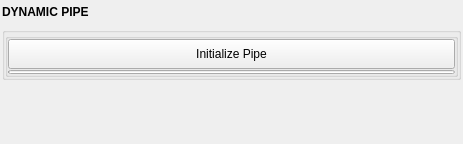
Above: mayatk/edit_utils/dynamic_pipe.ui from m3trik/mayatk before the change. Below: the same form after it.
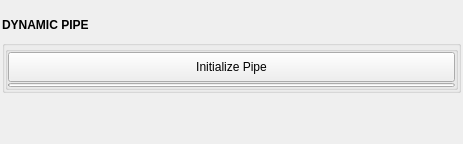
That is the form after the change. Custom widgets are drawn as their Qt base class.

Diff of the .ui file:
```diff
--- a/mayatk/edit_utils/dynamic_pipe.ui
+++ b/mayatk/edit_utils/dynamic_pipe.ui
@@ -77,6 +77,12 @@
       </item>
       <item>
        <widget class="QGroupBox" name="main_group">
+        <property name="sizePolicy">
+         <sizepolicy hsizetype="Preferred" vsizetype="Fixed">
+          <horstretch>0</horstretch>
+          <verstretch>0</verstretch>
+         </sizepolicy>
+        </property>
         <property name="title">
          <string/>
         </property>
@@ -181,10 +187,13 @@
         <property name="orientation">
          <enum>Qt::Vertical</enum>
         </property>
+        <property name="sizeType">
+         <enum>QSizePolicy::Fixed</enum>
+        </property>
         <property name="sizeHint" stdset="0">
          <size>
           <width>20</width>
-          <height>40</height>
+          <height>10</height>
          </size>
         </property>
        </spacer>
```
